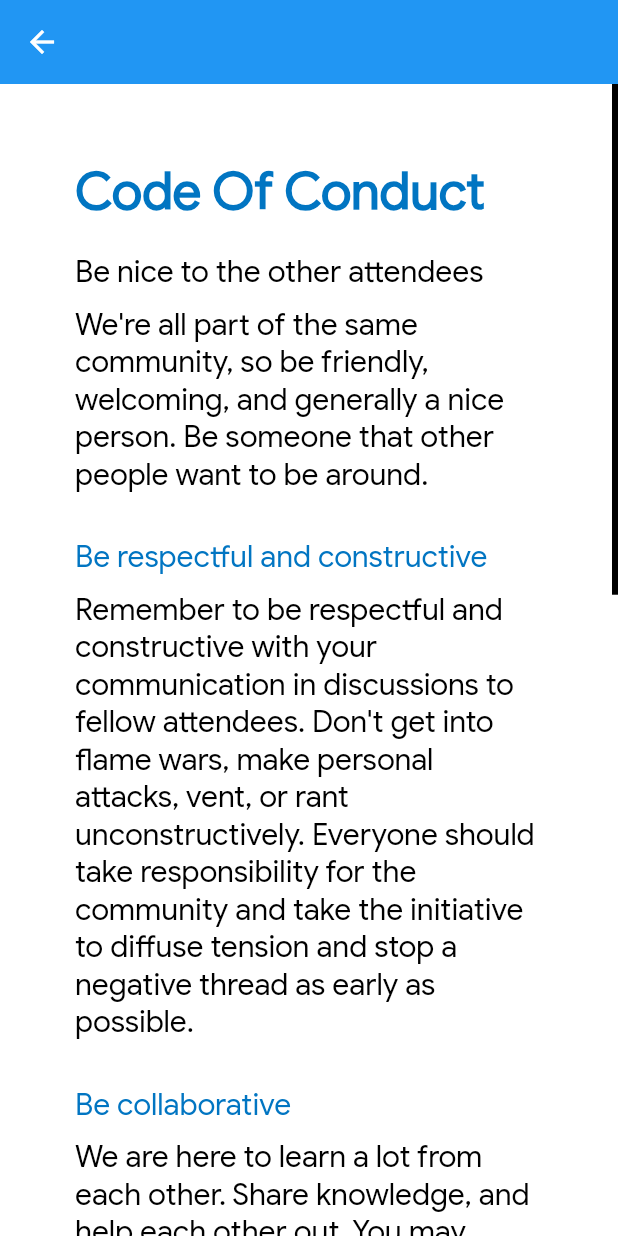
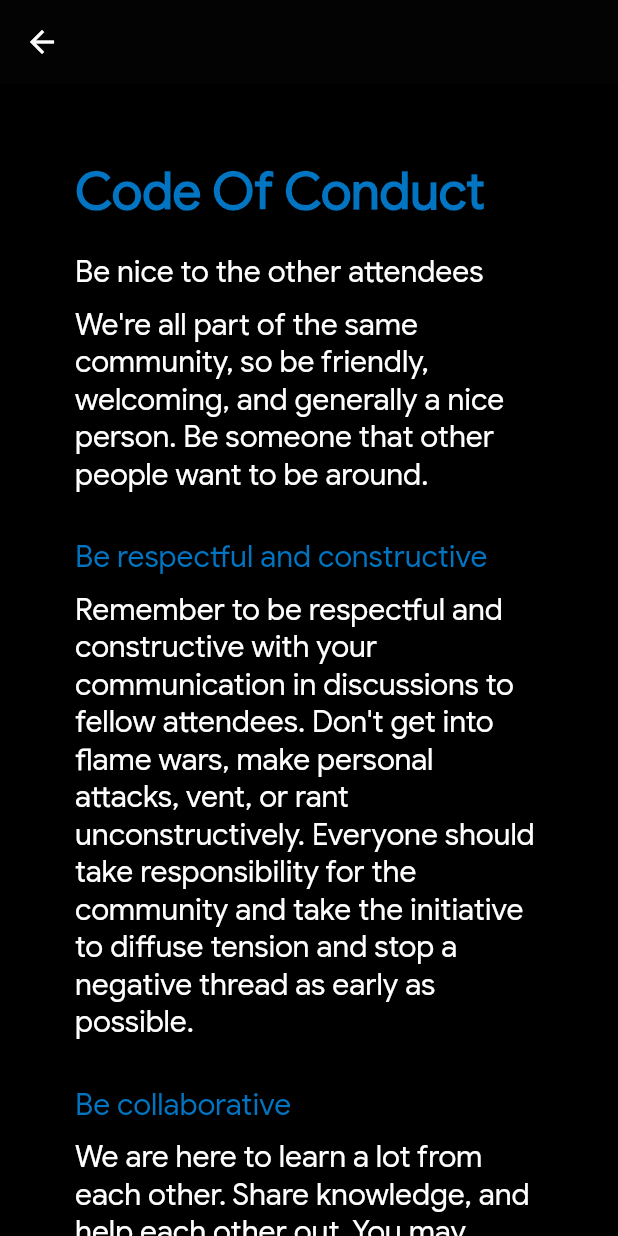
Before and after one commit to FlutterMumbai/Flutter_Engage_Extended_Mumbai, a Flutter app: the screen it shows after launch, scrolled down 2304 dp, after a tap on "Code of Conduct", on a phone screen of 412 x 824 dp. Run offline on Flutter 3.47's test engine with Material 2 defaults, Android fonts, the phone set to English and light mode, and no system bars.

Commit message:
Update main.dart

```diff
--- a/lib/main.dart
+++ b/lib/main.dart
@@ -12,9 +12,7 @@ class MyApp extends StatelessWidget {
   Widget build(BuildContext context) {
     return MaterialApp(
       title: "Flutter Engage Extended Mumbai",
-      theme: Themes.lightTheme,
-      darkTheme: Themes.darkTheme,
-      themeMode: ThemeMode.system,
+      theme: Themes.darkTheme,
       home: Home(),
     );
   }
```
